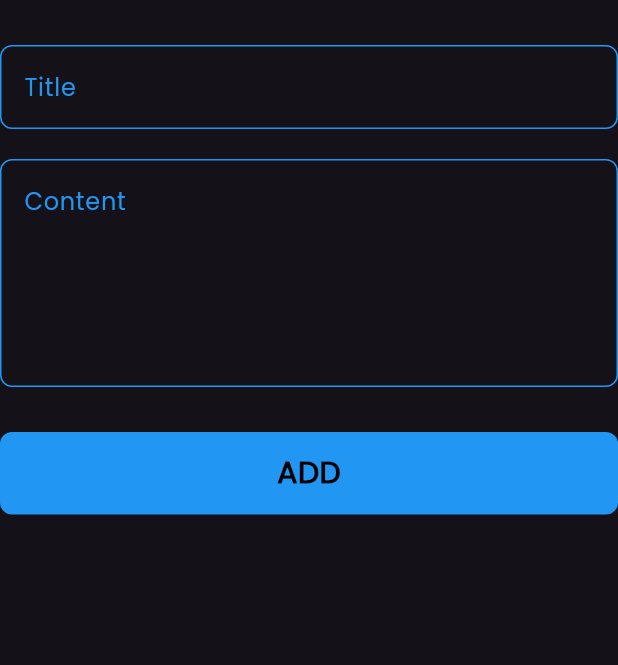
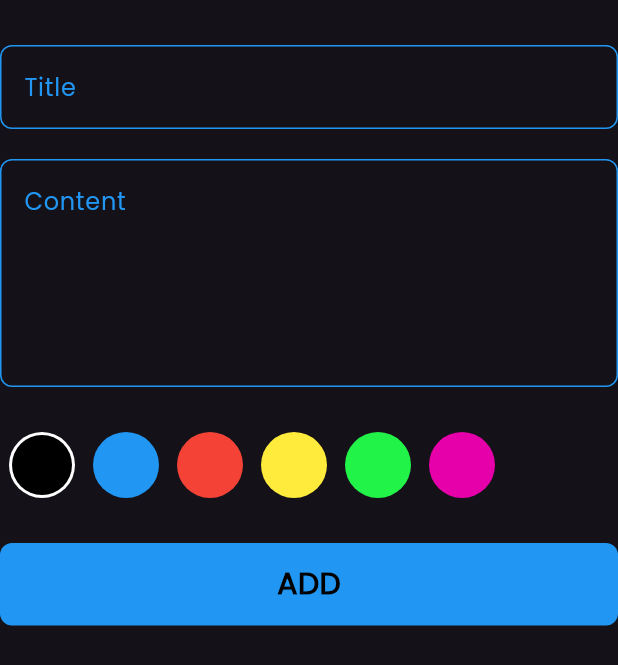
Before and after one commit to abdelrahmanmaher17/notes_app, a Flutter app: the AddNoteForm widget shown alone on an empty page, opened directly, on a phone screen of 412 x 824 dp. Shown: the top 665 px of the screen. Run offline on Flutter 3.47's test engine with Material 3 defaults, Android fonts, the phone set to English and light mode, and no system bars; our stand-ins replace bloc, flutter_bloc, font_awesome_flutter, hive, hive_flutter; accounts and stored records are empty.

Commit message:
add colors list

```diff
--- a/lib/widgets/add_note_form.dart
+++ b/lib/widgets/add_note_form.dart
@@ -4,6 +4,7 @@ import 'package:flutter_bloc/flutter_bloc.dart';
 import 'package:intl/intl.dart';
 import 'package:notes_app/cubits/add_note_cubit/add_note_cubit.dart';
 import 'package:notes_app/models/note_model.dart';
+import 'package:notes_app/widgets/colors_list_view.dart';
 import 'package:notes_app/widgets/custom_bottom.dart';
 import 'package:notes_app/widgets/custom_text_form_field.dart';
 
@@ -48,6 +49,10 @@ class _AddNoteFormState extends State<AddNoteForm> {
           const SizedBox(
             height: 30,
           ),
+          const ColorsListView(),
+          const SizedBox(
+            height: 30,
+          ),
           BlocBuilder<AddNoteCubit, AddNoteState>(
             builder: (context, state) {
               return CustomBottom(
@@ -64,7 +69,7 @@ class _AddNoteFormState extends State<AddNoteForm> {
                         title: title!,
                         subtitle: content!,
                         date: formatedcurrentdate,
-                        color: Colors.blue.value);
+                        color: const Color.fromARGB(255, 255, 0, 0).value);
                     BlocProvider.of<AddNoteCubit>(context).addNote(notemodel);
                   } else {
                     autovalidateMode = AutovalidateMode.always;
--- /dev/null
+++ b/lib/widgets/colors_list_view.dart
@@ -0,0 +1,66 @@
+import 'package:flutter/material.dart';
+
+class Coloritem extends StatelessWidget {
+  const Coloritem({super.key, required this.isactive, required this.color});
+  final bool isactive;
+  final Color color;
+  @override
+  Widget build(BuildContext context) {
+    return isactive
+        ? CircleAvatar(
+            radius: 22,
+            backgroundColor: Colors.white,
+            child: CircleAvatar(
+              radius: 20,
+              backgroundColor: color,
+            ),
+          )
+        : CircleAvatar(
+            radius: 22,
+            backgroundColor: color,
+          );
+  }
+}
+
+class ColorsListView extends StatefulWidget {
+  const ColorsListView({super.key});
+
+  @override
+  State<ColorsListView> createState() => _ColorsListViewState();
+}
+
+class _ColorsListViewState extends State<ColorsListView> {
+  int currentIndex = 0;
+  List<Color> colors = const [
+    Colors.black,
+    Colors.blue,
+    Colors.red,
+    Colors.yellow,
+    Color.fromARGB(255, 33, 243, 72),
+    Color.fromARGB(255, 230, 0, 169),
+  ];
+  @override
+  Widget build(BuildContext context) {
+    return SizedBox(
+      height: 44,
+      child: ListView.builder(
+          itemCount: colors.length,
+          scrollDirection: Axis.horizontal,
+          itemBuilder: (context, index) {
+            return Padding(
+              padding: const EdgeInsets.symmetric(horizontal: 6),
+              child: GestureDetector(
+                onTap: () {
+                  currentIndex = index;
+                  setState(() {});
+                },
+                child: Coloritem(
+                  color: colors[index],
+                  isactive: currentIndex == index,
+                ),
+              ),
+            );
+          }),
+    );
+  }
+}
```
